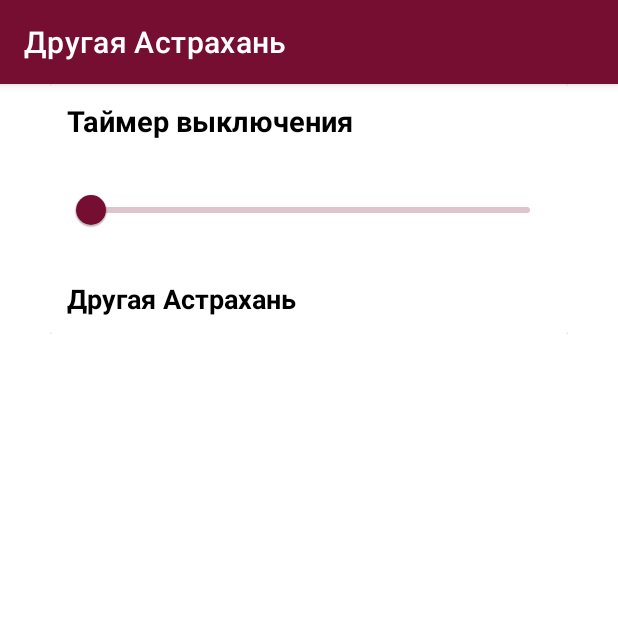
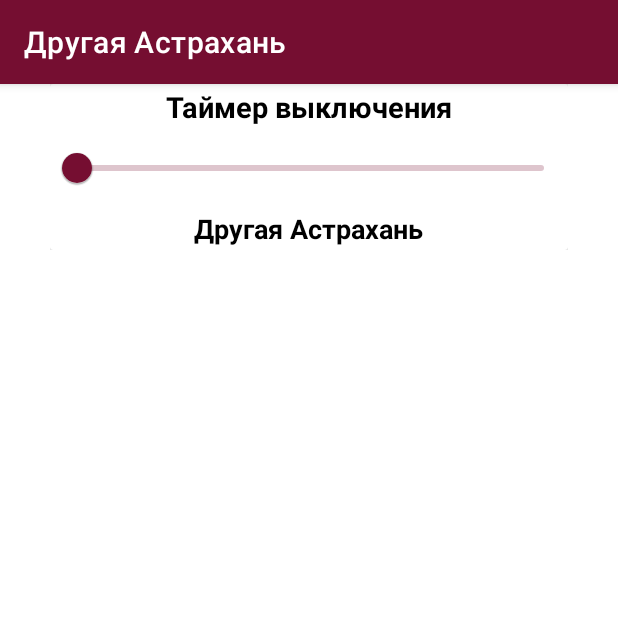
Before and after one commit to Alexei-Suzdalenko/d.a.r, an Android app: the fragment NotificationsFragment shown on its own in the app's theme, on a phone screen of 412 x 824 dp, the top half of it. Run offline under Robolectric (Android 15) with nearby library versions, the phone set to English and light mode, and no system bars.

Commit message:
one commit

```diff
--- a/app/src/main/java/drugaya/astrajan/radio/assets/GetListRadioStations.kt
+++ b/app/src/main/java/drugaya/astrajan/radio/assets/GetListRadioStations.kt
@@ -24,3 +24,7 @@ object GetListRadioStations {
         }.start()
     }
 }
+
+
+
+// https://dolinger-web.ru/
--- /dev/null
+++ b/app/src/main/java/drugaya/astrajan/radio/components/files/AutoOffFunction.kt
@@ -0,0 +1,52 @@
+package drugaya.astrajan.radio.components.files
+import android.annotation.SuppressLint
+import android.content.Context
+import android.view.View
+import android.widget.Toast
+import com.google.android.material.slider.RangeSlider
+import drugaya.astrajan.radio.R
+import kotlinx.android.synthetic.main.fragment_notifications.view.*
+
+import drugaya.astrajan.radio.assets.OffRadioReceiver
+
+
+object AutoOffFunction {
+    fun setAutoOffFunctionality(root: View, context: Context) {
+        val rangeSlider = root.range_slider
+        val autoOffTextview = root.auto_off_textview
+
+        rangeSlider.addOnSliderTouchListener(object : RangeSlider.OnSliderTouchListener{ override fun onStopTrackingTouch(slider: RangeSlider) {}
+            @SuppressLint("SetTextI18n", "UnspecifiedImmutableFlag")
+            override fun onStartTrackingTouch(slider: RangeSlider) {
+                val valueRangeSlider = rangeSlider.values[0]
+                autoOffTextview.text = valueRangeSlider.toString()
+                val minInt = valueRangeSlider.toInt()
+                Toast.makeText( context, minInt.toString(), Toast.LENGTH_SHORT).show()
+                autoOffTextview.text = " " + minInt.toString() + " " + context.getString(R.string.minute)
+
+                val alarm = OffRadioReceiver()
+                alarm.setAlarm(context)
+
+          //    val am = context.getSystemService(Context.ALARM_SERVICE) as AlarmManager
+          //    val i = Intent(context, OffRadioReceiver::class.java)
+          //    val pi = PendingIntent.getBroadcast(context, 1, i, PendingIntent.FLAG_UPDATE_CURRENT)
+          //    if(Build.VERSION.SDK_INT>= Build.VERSION_CODES.M){
+          //        am.setExactAndAllowWhileIdle(AlarmManager.RTC_WAKEUP, System.currentTimeMillis() + (1000 * 1 * 1).toLong(), pi)
+          //    } else {
+          //        am.setExact(AlarmManager.RTC_WAKEUP, System.currentTimeMillis() + (1000 * 1 * 1).toLong(), pi)
+          //    }
+//
+               // off alarm
+               // val intent = Intent(context, OffRadioReceiver::class.java)
+               // val sender = PendingIntent.getBroadcast(context, 1, intent, PendingIntent.FLAG_CANCEL_CURRENT)
+               // val alarmManager = context.getSystemService(Context.ALARM_SERVICE) as AlarmManager
+               // alarmManager.cancel(sender)
+            }
+        })
+
+        //      autoOffTextview.setOnClickListener {
+        //          Toast.makeText( context, "CLICK", Toast.LENGTH_SHORT).show()
+        //          autoOffTextview.text = "aaaaaaaaaaaaaaaaaaaaaaaaaaaaaaaaaaaaaaaaaaaaaa"
+        //      }
+    }
+}
--- a/app/src/main/java/drugaya/astrajan/radio/ui/home/HomeFragment.kt
+++ b/app/src/main/java/drugaya/astrajan/radio/ui/home/HomeFragment.kt
@@ -32,9 +32,6 @@ class HomeFragment : Fragment() {
 
         startImageView = binding.start
         stopImageView = binding.stop
-        binding.mediaPlayer.setOnClickListener {   }
-
-
 
         startImageView!!.setOnClickListener {
             ContextCompat.startForegroundService(requireActivity().applicationContext, Intent(requireActivity().applicationContext, ServiceRadio::class.java))
--- a/app/src/main/java/drugaya/astrajan/radio/ui/settings/NotificationsFragment.kt
+++ b/app/src/main/java/drugaya/astrajan/radio/ui/settings/NotificationsFragment.kt
@@ -1,41 +1,25 @@
 package drugaya.astrajan.radio.ui.settings
 import android.os.Bundle
-import android.util.Log
 import android.view.LayoutInflater
 import android.view.View
 import android.view.ViewGroup
-import android.widget.Toast
 import androidx.fragment.app.Fragment
 import androidx.lifecycle.ViewModelProvider
-import com.google.android.material.slider.RangeSlider
+import drugaya.astrajan.radio.components.files.AutoOffFunction.setAutoOffFunctionality
 import drugaya.astrajan.radio.databinding.FragmentNotificationsBinding
-import kotlinx.android.synthetic.main.fragment_notifications.view.*
 
 class NotificationsFragment : Fragment() {
     private lateinit var notificationsViewModel: NotificationsViewModel
     private var _binding: FragmentNotificationsBinding? = null
 
-    // This property is only valid between onCreateView and
-    // onDestroyView.
     private val binding get() = _binding!!
     override fun onCreateView( inflater: LayoutInflater, container: ViewGroup?, savedInstanceState: Bundle?): View? {
         notificationsViewModel = ViewModelProvider(this).get(NotificationsViewModel::class.java)
         _binding = FragmentNotificationsBinding.inflate(inflater, container, false)
         val root: View = binding.root
-        val rangeSlider = root.range_slider
-        val autoOffTextview = root.auto_off_textview
-        rangeSlider.addOnSliderTouchListener(object : RangeSlider.OnSliderTouchListener{
-            override fun onStartTrackingTouch(slider: RangeSlider) {
-                val values = rangeSlider.values; autoOffTextview.text = values.toString()
-                Toast.makeText( requireActivity().applicationContext, values.toString(), Toast.LENGTH_SHORT).show()
-            }
-            override fun onStopTrackingTouch(slider: RangeSlider) { }
-        })
 
-        autoOffTextview.setOnClickListener {
-            Toast.makeText( requireActivity().applicationContext, "CLICK", Toast.LENGTH_SHORT).show()
-            autoOffTextview.text = "aaaaaaaaaaaaaaaaaaaaaaaaaaaaaaaaaaaaaaaaaaaaaa"
-        }
+        setAutoOffFunctionality(root, requireActivity().applicationContext,)
+
 
     //  val textView: TextView = binding.textNotifications
     //  notificationsViewModel.text.observe(viewLifecycleOwner, Observer {
@@ -44,8 +28,5 @@ class NotificationsFragment : Fragment() {
         return root
     }
 
-    override fun onDestroyView() {
-        super.onDestroyView()
-        _binding = null
-    }
+    override fun onDestroyView() { super.onDestroyView(); _binding = null }
 }
--- a/app/src/main/res/layout/fragment_notifications.xml
+++ b/app/src/main/res/layout/fragment_notifications.xml
@@ -27,24 +27,28 @@
                     <TextView
                         android:layout_width="wrap_content"
                         android:layout_height="wrap_content"
+                        android:layout_gravity="center_horizontal"
                         android:textStyle="bold"
                         android:textAllCaps="false"
                         android:textColor="@color/black"
                         android:textSize="19sp"
-                        android:layout_margin="11dp"
+                        android:layout_margin="2dp"
                         android:text="@string/auto_off" />
                     <com.google.android.material.slider.RangeSlider
                         android:id="@+id/range_slider"
-                        android:layout_margin="11dp"
+                        android:valueFrom="5"
+                        android:valueTo="180"
+                        android:layout_margin="2dp"
                         android:layout_width="match_parent"
                         android:layout_height="wrap_content" />
                     <TextView
                         android:id="@+id/auto_off_textview"
                         android:textStyle="bold"
+                        android:layout_gravity="center_horizontal"
                         android:text="@string/app_name"
                         android:textSize="18sp"
                         android:textColor="@color/black"
-                        android:layout_margin="11dp"
+                        android:layout_margin="2dp"
                         android:layout_width="wrap_content"
                         android:layout_height="wrap_content"/>
                 </LinearLayout>
--- a/app/src/main/res/values/strings.xml
+++ b/app/src/main/res/values/strings.xml
@@ -5,5 +5,5 @@
     <string name="title_dashboard">Радио станции</string>
     <string name="title_notifications">Экстра</string>
     <string name="auto_off">Таймер выключения</string>
-    <string name="media_player">Медия Плеер</string>
+    <string name="minute">минут</string>
 </resources>
```
Also changed, not shown: app/src/main/AndroidManifest.xml (+15 -3 lines), app/src/main/java/drugaya/astrajan/radio/MainActivity.kt (+21 -0 lines), app/src/main/java/drugaya/astrajan/radio/assets/AutoStart.kt (added, +17 -0 lines), app/src/main/java/drugaya/astrajan/radio/assets/OffRadioReceiver.kt (added, +55 -0 lines), app/src/main/java/drugaya/astrajan/radio/components/files/dont_use_file/YourService.kt (added, +25 -0 lines), app/src/main/res/layout/fragment_home.xml (+0 -14 lines).
